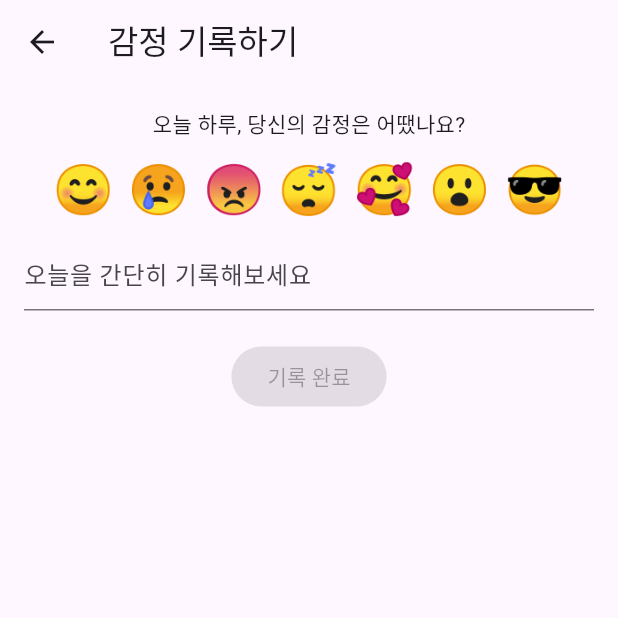
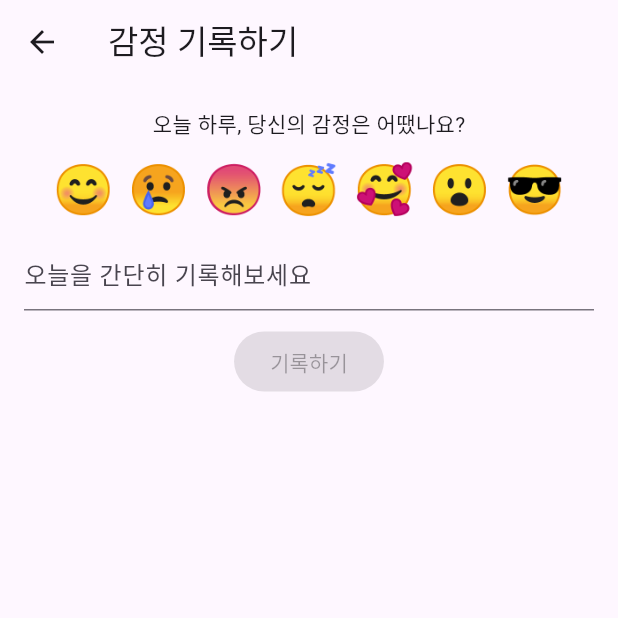
Before and after one commit to dlworua/lifemood, a Flutter app: the screen it shows once a user with an empty profile is signed in, after a tap on "감정 기록하기", on a phone screen of 412 x 824 dp, the top half of it. Run offline on Flutter 3.47's test engine with Material 3 defaults, Android fonts, the phone set to English and light mode, and no system bars; our stand-ins replace cloud_firestore, firebase_auth, firebase_core, flutter_riverpod, table_calendar; accounts and stored records are empty; generated files the repository leaves out were written again.

Commit message:
feat: 홈페이지 및 감정기록 페이지 완전한  분리 리펙토링

```diff
--- a/lib/view/pages/feeling_editor_page.dart
+++ b/lib/view/pages/feeling/feeling_editor_page.dart
@@ -1,8 +1,10 @@
+// lib/view/pages/feeling/feeling_editor_page.dart
+
 import 'package:flutter/material.dart';
 import 'package:flutter_riverpod/flutter_riverpod.dart';
 import 'package:lifemood/view/widgets/emoji_selector.dart';
-import '../../../data/model/feeling_entry.dart';
-import '../../../view_model/feeling_view_model.dart';
+import '../../../../data/model/feeling_entry.dart';
+import '../../../../view_model/feeling_view_model.dart';
 
 class FeelingEditorPage extends ConsumerStatefulWidget {
   const FeelingEditorPage({super.key});
@@ -35,7 +37,7 @@ class _FeelingEditorPageState extends ConsumerState<FeelingEditorPage> {
               controller: _controller,
               decoration: const InputDecoration(hintText: '오늘을 간단히 기록해보세요'),
             ),
-            const SizedBox(height: 20),
+            const SizedBox(height: 10),
             ElevatedButton(
               onPressed: _selectedEmoji == null
                   ? null
@@ -48,9 +50,9 @@ class _FeelingEditorPageState extends ConsumerState<FeelingEditorPage> {
                       ref
                           .read(feelingViewModelProvider.notifier)
                           .addFeeling(entry);
-                      Navigator.pop(context); // 저장 후 홈으로 돌아가기
+                      Navigator.pop(context); // 홈으로 복귀
                     },
-              child: const Text('기록 완료'),
+              child: const Text('기록하기'),
             ),
           ],
         ),
--- a/lib/view/pages/home_page.dart
+++ b/lib/view/pages/home_page.dart
@@ -1,19 +1,15 @@
+// lib/view/pages/home_page.dart
+
 import 'package:flutter/material.dart';
 import 'package:flutter_riverpod/flutter_riverpod.dart';
-import 'package:lifemood/view/pages/calendar/calendar_page.dart';
-import 'package:lifemood/view/pages/feeling_editor_page.dart';
+import 'package:lifemood/view/pages/feeling/feeling_editor_page.dart';
 import '../../view_model/feeling_view_model.dart';
 
-class HomePage extends ConsumerStatefulWidget {
+class HomePage extends ConsumerWidget {
   const HomePage({super.key});
 
   @override
-  ConsumerState<HomePage> createState() => _HomePageState();
-}
-
-class _HomePageState extends ConsumerState<HomePage> {
-  @override
-  Widget build(BuildContext context) {
+  Widget build(BuildContext context, WidgetRef ref) {
     final feelings = ref.watch(feelingViewModelProvider);
 
     return Scaffold(
@@ -22,29 +18,12 @@ class _HomePageState extends ConsumerState<HomePage> {
         padding: const EdgeInsets.all(16),
         child: Column(
           children: [
-            ElevatedButton(
-              onPressed: () {
-                Navigator.push(
-                  context,
-                  MaterialPageRoute(builder: (_) => const FeelingEditorPage()),
-                );
-              },
-              child: const Text('감정 기록하기'),
-            ),
-            ElevatedButton(
-              onPressed: () {
-                Navigator.push(
-                  context,
-                  MaterialPageRoute(builder: (_) => const CalendarPage()),
-                );
-              },
-              child: const Text('감정 캘린더 보기'),
-            ),
-            const Divider(),
             const Text('오늘까지의 감정 기록'),
             const SizedBox(height: 10),
             Expanded(
-              child: ListView.builder(
+              child: feelings.isEmpty
+                  ? const Center(child: Text('아직 감정 기록이 없습니다.'))
+                  : ListView.builder(
                       itemCount: feelings.length,
                       itemBuilder: (context, index) {
                         final entry = feelings[index];
@@ -61,6 +40,16 @@ class _HomePageState extends ConsumerState<HomePage> {
                       },
                     ),
             ),
+            const SizedBox(height: 20),
+            ElevatedButton(
+              onPressed: () {
+                Navigator.push(
+                  context,
+                  MaterialPageRoute(builder: (_) => const FeelingEditorPage()),
+                );
+              },
+              child: const Text('감정 기록하기'),
+            ),
           ],
         ),
       ),
```
Lines whose indentation alone changed are shown as unchanged.
